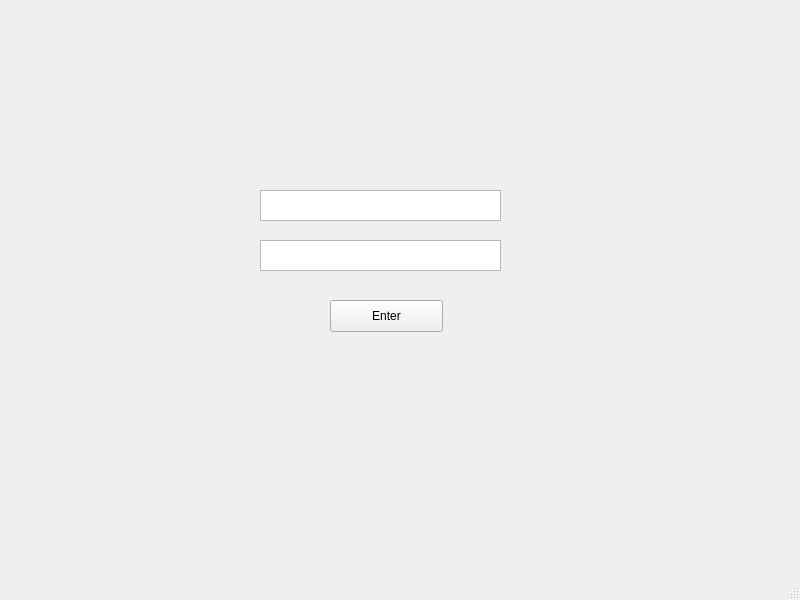
First picture: the form in Login.ui, repository TokarM/CS487_Project_Group16, before the edit.
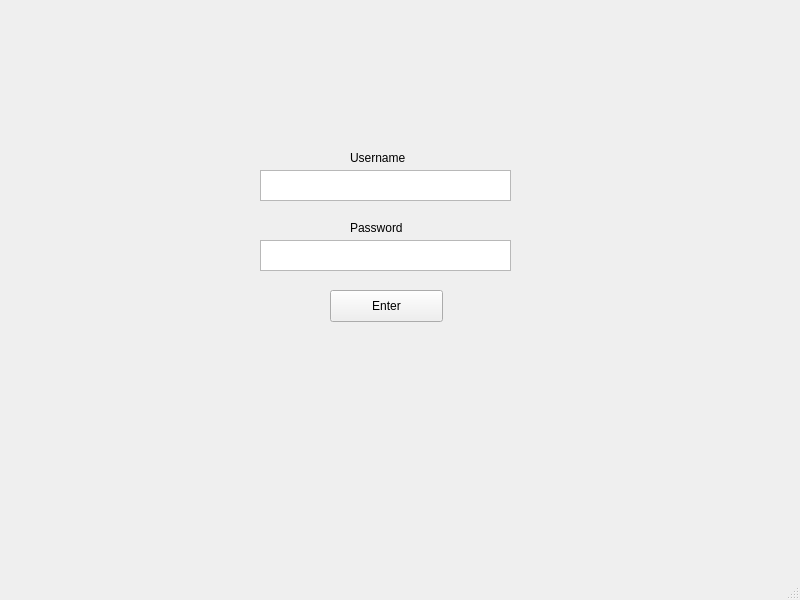
Second picture: the form after the edit.

Commit message: Modify login interface

```diff
--- a/Login.ui
+++ b/Login.ui
@@ -18,8 +18,8 @@
     <property name="geometry">
      <rect>
       <x>260</x>
-      <y>190</y>
-      <width>241</width>
+      <y>170</y>
+      <width>251</width>
       <height>31</height>
      </rect>
     </property>
@@ -29,7 +29,7 @@
      <rect>
       <x>260</x>
       <y>240</y>
-      <width>241</width>
+      <width>251</width>
       <height>31</height>
      </rect>
     </property>
@@ -38,7 +38,7 @@
     <property name="geometry">
      <rect>
       <x>330</x>
-      <y>300</y>
+      <y>290</y>
       <width>113</width>
       <height>32</height>
      </rect>
@@ -47,6 +47,32 @@
      <string>Enter</string>
     </property>
    </widget>
+   <widget class="QLabel" name="label">
+    <property name="geometry">
+     <rect>
+      <x>350</x>
+      <y>150</y>
+      <width>71</width>
+      <height>16</height>
+     </rect>
+    </property>
+    <property name="text">
+     <string>Username</string>
+    </property>
+   </widget>
+   <widget class="QLabel" name="label_2">
+    <property name="geometry">
+     <rect>
+      <x>350</x>
+      <y>220</y>
+      <width>71</width>
+      <height>16</height>
+     </rect>
+    </property>
+    <property name="text">
+     <string>Password</string>
+    </property>
+   </widget>
   </widget>
   <widget class="QMenuBar" name="menubar">
    <property name="geometry">
```
The commit also changes 1 other file.
